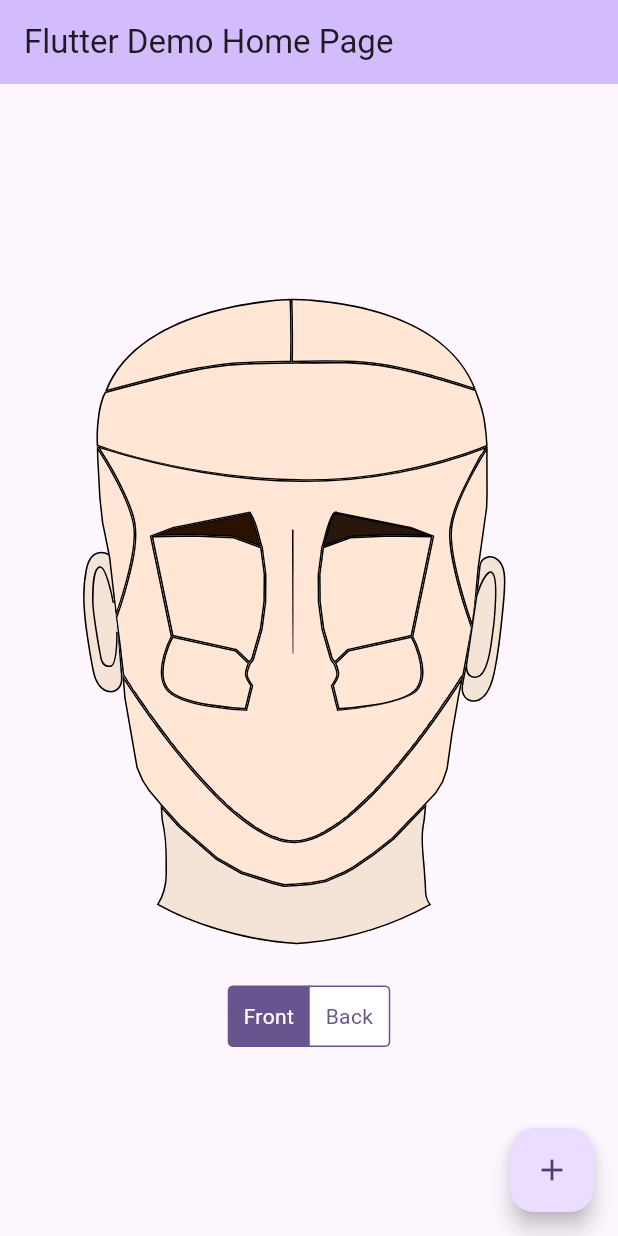
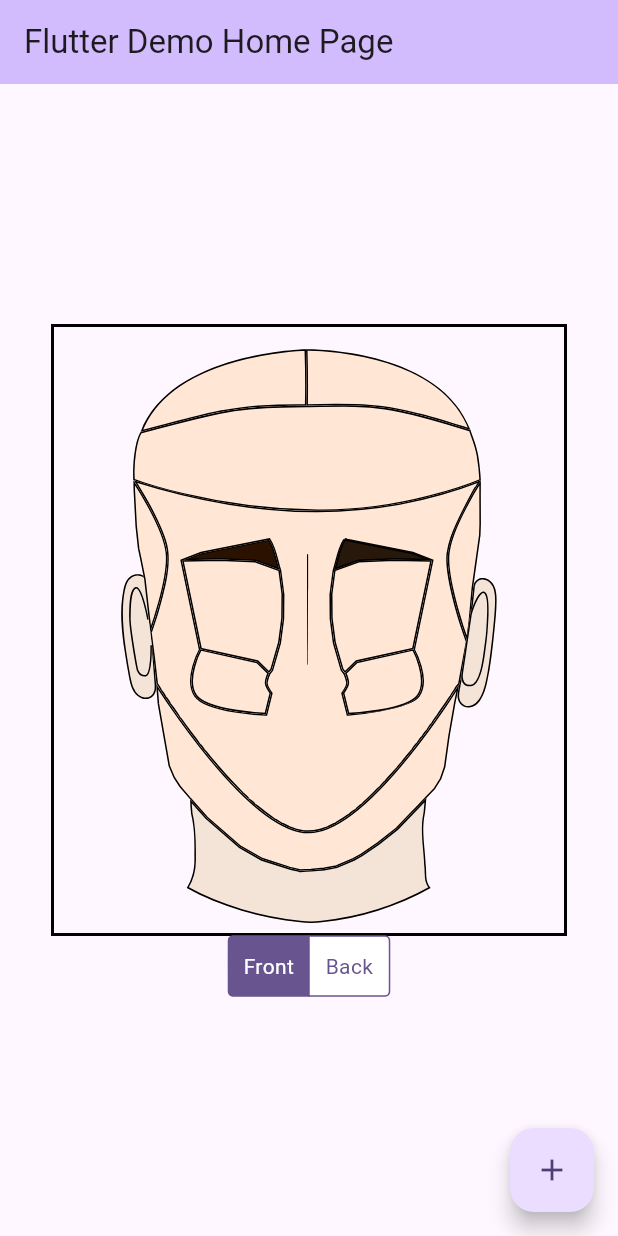
Before and after one commit to tkadams1/flutter_interactive_inkscape_svg, a Flutter app: the screen it shows after launch, on a phone screen of 412 x 824 dp. Run offline on Flutter 3.47's test engine with Material 3 defaults, Android fonts, the phone set to English and light mode, and no system bars; our stand-ins replace path_drawing.

Commit message:
Changed the way the image scaling works
You now have to know the dimensions of your svg and use them as the height and width.  This should make your svg fit neatly inside of a container.  Next you can set a scale multiplier value to scale the svg to be larger or smaller

```diff
--- a/example/lib/home.dart
+++ b/example/lib/home.dart
@@ -33,10 +33,20 @@ class _HomeState extends State<Home> {
       'noseBridge',
     ];
     String svgImage = selectedValue == 'front' ? svgImageFront : svgImageBack;
+    const scaleMultiplier = 1.6;
+    const originalHeight = 255.0;
+    const originalWidth = 215.0;
 
     return Column(
+      mainAxisAlignment: MainAxisAlignment.center,
       children: [
         InteractiveSVG(
+          containerDecoration: BoxDecoration(
+            border: Border.all(
+              color: Colors.black,
+              width: 2.0,
+            ),
+          ),
           key: ValueKey(svgImage),
           svgImage: svgImage,
           enabledSvgPieces: selectedValue == 'front'
@@ -44,9 +54,10 @@ class _HomeState extends State<Home> {
               : selectedBackPieces,
           disabledSvgPieces: disabledPieces,
           onPieceSelected: _getSelectedPieces,
-          height: 475.0,
-          width: MediaQuery.of(context).size.width,
-          offsetX: 5,
+          height: originalHeight,
+          width: originalWidth,
+          scaleMultiplier: scaleMultiplier,
+          offsetX: 0,
         ),
         _buildFrontBackButton(),
       ],
--- a/lib/src/clipper.dart
+++ b/lib/src/clipper.dart
@@ -12,7 +12,7 @@ class Clipper extends CustomClipper<Path> {
     required this.svgPath,
     this.scaleX = 1.8,
     this.scaleY = 1.8,
-    this.offsetX = -20,
+    this.offsetX = 0,
     this.offsetY = 0,
   });
 
--- a/lib/src/interactive_svg.dart
+++ b/lib/src/interactive_svg.dart
@@ -17,8 +17,7 @@ class InteractiveSVG extends StatefulWidget {
 
   final Color selectedColor;
   //values for Clipper
-  final double scaleX;
-  final double scaleY;
+  final double scaleMultiplier;
   final double offsetX;
   final double offsetY;
 
@@ -32,13 +31,12 @@ class InteractiveSVG extends StatefulWidget {
       this.enabledSvgPieces = const [],
       this.disabledSvgPieces = const [],
       this.onPieceSelected,
-      this.height = 500.0,
-      this.width = 350.0,
+      this.height = 255.0,
+      this.width = 215.0,
       this.maxInteractiveViewerScale = 1.0,
       this.minInteractiveViewerScale = 1.0,
       this.selectedColor = Colors.red,
-      this.scaleX = 1.8,
-      this.scaleY = 1.8,
+      this.scaleMultiplier = 1.0,
       this.offsetX = 0,
       this.offsetY = 0,
       this.outlineColor = Colors.black,
@@ -109,21 +107,18 @@ class InteractiveSVGState extends State<InteractiveSVG> {
       decoration: widget.containerDecoration,
       //alignment: Alignment.center,
       // Widget content goes here
-      height: widget.height,
-      width: widget.width,
-      child: InteractiveViewer(
-        maxScale: widget.maxInteractiveViewerScale,
-        minScale: widget.minInteractiveViewerScale,
-        alignment: Alignment.center,
-        child: Stack(
-          children: [
-            //loop through the svg parts and create a clipped image for each
-            for (var svgPiece in svgPieces)
-              _getClippedImage(
+      height: widget.height * widget.scaleMultiplier,
+      width: widget.width * widget.scaleMultiplier,
+      child: Stack(
+        children: [
+          //loop through the svg parts and create a clipped image for each
+          for (var svgPiece in svgPieces)
+            Container(
+              child: _getClippedImage(
                 clipper: Clipper(
                   svgPath: svgPiece.path,
-                  scaleX: widget.scaleX,
-                  scaleY: widget.scaleY,
+                  scaleX: widget.scaleMultiplier,
+                  scaleY: widget.scaleMultiplier,
                   offsetX: widget.offsetX,
                   offsetY: widget.offsetY,
                 ),
@@ -136,8 +131,8 @@ class InteractiveSVGState extends State<InteractiveSVG> {
                 svgPiece: svgPiece,
                 onSVGPieceSelect: onSVGPieceSelect,
               ),
-          ],
-        ),
+            ),
+        ],
       ),
     );
   }
```
